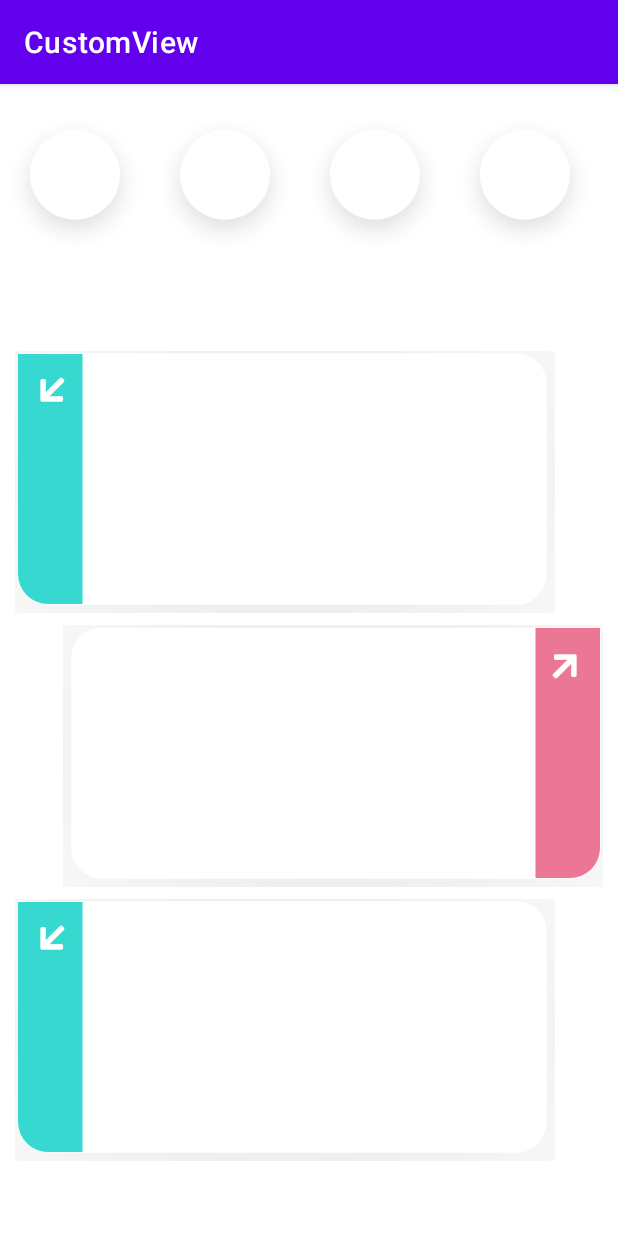
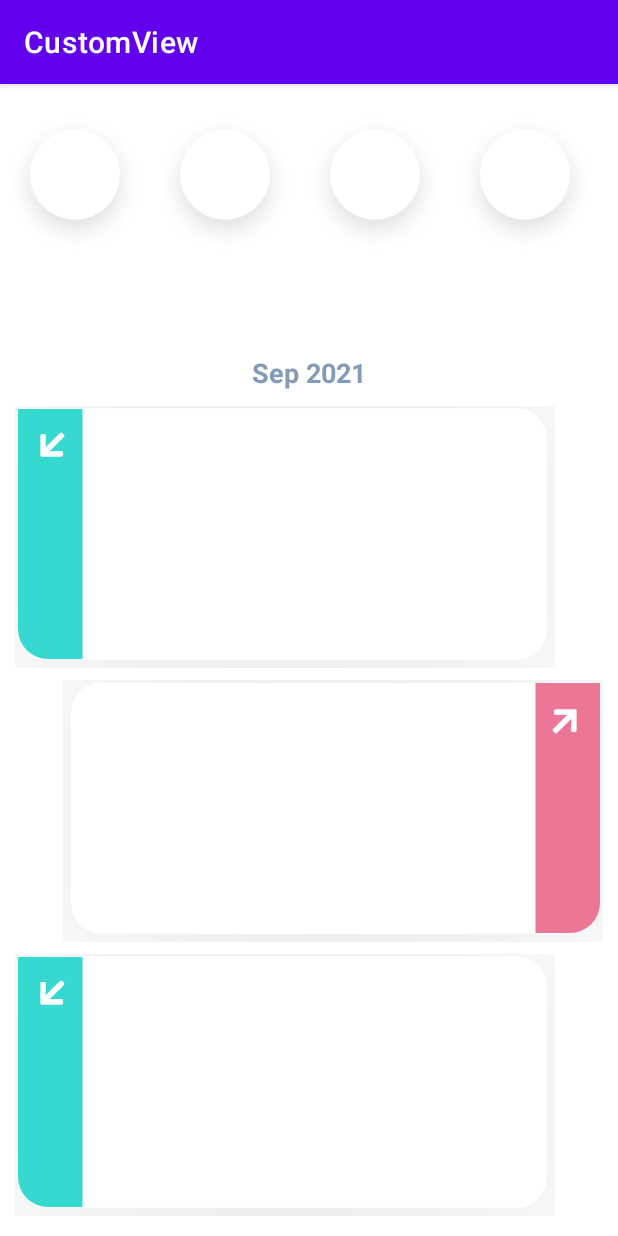
Before and after one commit to cybercoder-naj/ALMINDS-task, an Android app: the screen it shows after launch (TransactionsActivity), after a tap on "TRANSACTION ACTIVITY", on a phone screen of 412 x 824 dp. Run offline under Robolectric (Android 15) with nearby library versions, the phone set to English and light mode, and no system bars; our stand-ins replace data binding; 12 statements that could not run were skipped.

Commit message:
Updated Transactions Recycler View

```diff
--- a/app/src/main/java/com/nishant/customview/TransactionsActivity.kt
+++ b/app/src/main/java/com/nishant/customview/TransactionsActivity.kt
@@ -35,6 +35,14 @@ class TransactionsActivity : AppCompatActivity() {
                 setHasFixedSize(true)
             }, listOf(
                 TransactionItem(
+                    "",
+                    "",
+                    "Sep 2021",
+                    "",
+                    -1f,
+                    TransactionItem.DATE
+                ),
+                TransactionItem(
                     "Nishant",
                     "https://cybercoder-naj.github.io/assets/nishant.png",
                     "21 Sep 2021 22:24:10",
--- a/app/src/main/java/com/nishant/customview/adapters/TransactionsAdapter.kt
+++ b/app/src/main/java/com/nishant/customview/adapters/TransactionsAdapter.kt
@@ -13,8 +13,9 @@ class TransactionsAdapter(
     private var transactions: List<TransactionItem>
 ) : RecyclerView.Adapter<TransactionsAdapter.BindableViewHolder>() {
     companion object {
+        private const val DEBIT = 0
         private const val CREDIT = 1
-        private const val DEBIT = 0
+        private const val DATE = 2
     }
 
     class BindableViewHolder(private val binding: ViewDataBinding) :
@@ -28,7 +29,7 @@ class TransactionsAdapter(
     override fun onCreateViewHolder(parent: ViewGroup, viewType: Int): BindableViewHolder {
         val binding: ViewDataBinding = DataBindingUtil.inflate(
             LayoutInflater.from(parent.context),
-            if (viewType == CREDIT) R.layout.layout_credit else R.layout.layout_debit,
+            if (viewType == CREDIT) R.layout.layout_credit else if (viewType == DEBIT) R.layout.layout_debit else R.layout.layout_date,
             parent,
             false
         )
@@ -47,7 +48,9 @@ class TransactionsAdapter(
     override fun getItemViewType(position: Int) =
         if (transactions[position].type == TransactionItem.DEBIT)
             DEBIT
-        else CREDIT
+        else if (transactions[position].type == TransactionItem.CREDIT)
+            CREDIT
+    else DATE
 
     override fun getItemCount() = transactions.size
 }
--- a/app/src/main/java/com/nishant/customview/models/TransactionItem.kt
+++ b/app/src/main/java/com/nishant/customview/models/TransactionItem.kt
@@ -11,6 +11,7 @@ data class TransactionItem (
     companion object {
         const val CREDIT = "Cr"
         const val DEBIT = "Dr"
+        const val DATE = "date"
     }
 
     constructor(): this("", "", "", "", -1f, "")
--- /dev/null
+++ b/app/src/main/res/layout/layout_date.xml
@@ -0,0 +1,32 @@
+<?xml version="1.0" encoding="utf-8"?>
+<layout xmlns:android="http://schemas.android.com/apk/res/android"
+    xmlns:app="http://schemas.android.com/apk/res-auto"
+    xmlns:tools="http://schemas.android.com/tools">
+
+    <data>
+
+        <variable
+            name="modal"
+            type="com.nishant.customview.models.TransactionItem" />
+    </data>
+
+    <androidx.constraintlayout.widget.ConstraintLayout
+        android:layout_width="match_parent"
+        android:layout_height="wrap_content"
+        android:paddingTop="6dp"
+        android:paddingBottom="6dp">
+
+        <TextView
+            android:id="@+id/tvDate"
+            android:layout_width="wrap_content"
+            android:layout_height="wrap_content"
+            android:text="@{modal.datetime}"
+            android:textColor="#839BB9"
+            android:textSize="18sp"
+            android:textStyle="bold"
+            app:layout_constraintEnd_toEndOf="parent"
+            app:layout_constraintStart_toStartOf="parent"
+            app:layout_constraintTop_toTopOf="parent"
+            tools:text="Sep 2021" />
+    </androidx.constraintlayout.widget.ConstraintLayout>
+</layout>
```
